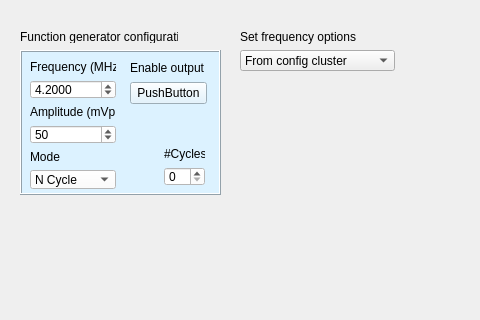
Old version of the form Widget_Library/widget_function_generator.ui in the repository 8foldrepo/RF_Balance_Profound; both pictures show x 0 to 480 and y 0 to 320 of the 648 by 410 pixel window.
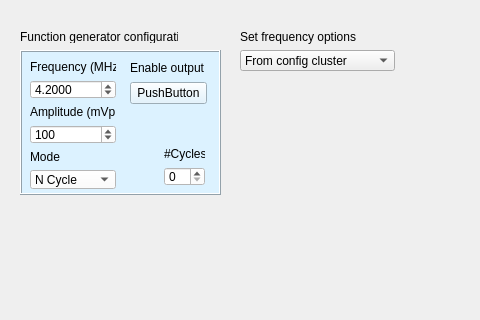
New version of the form. Custom widgets are drawn as their Qt base class.

What changed in the file:
```diff
--- a/Widget_Library/widget_function_generator.ui
+++ b/Widget_Library/widget_function_generator.ui
@@ -96,13 +96,13 @@
                                 <string notr="true">background-color:white</string>
                             </property>
                             <property name="minimum">
-                                <number>1</number>
+        <number>0</number>
                             </property>
                             <property name="maximum">
                                 <number>10000</number>
                             </property>
                             <property name="value">
-                                <number>50</number>
+        <number>100</number>
                             </property>
                         </widget>
                     </item>
```
Left out of the diff: 3 changed lines with no effect on the pictures. Lines whose indentation alone changed are shown as unchanged.
